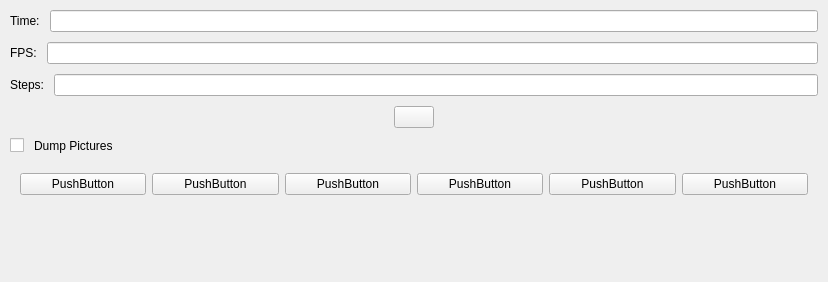
Qt form src/gui/Animate.ui (openscad/openscad) before a commit.
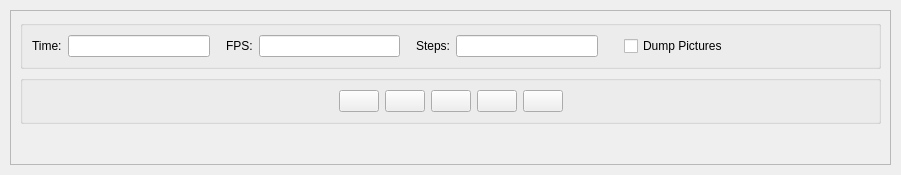
The same form after that commit. Icons and pictures are not drawn.

Commit message: Update animation window layout; Simplify horizontal/vertical switch (fixes  #4899).

The edit to the form file:
```diff
--- a/src/gui/Animate.ui
+++ b/src/gui/Animate.ui
@@ -9,10 +9,16 @@
    <rect>
     <x>0</x>
     <y>0</y>
-    <width>828</width>
-    <height>282</height>
+    <width>901</width>
+    <height>175</height>
    </rect>
   </property>
+  <property name="sizePolicy">
+   <sizepolicy hsizetype="Preferred" vsizetype="Preferred">
+    <horstretch>0</horstretch>
+    <verstretch>0</verstretch>
+   </sizepolicy>
+  </property>
   <property name="windowTitle">
    <string>Animate</string>
   </property>
@@ -39,25 +45,59 @@
     <number>10</number>
    </property>
    <item>
-    <layout class="QFormLayout" name="formLayout_time">
-     <property name="formAlignment">
-      <set>Qt::AlignLeading|Qt::AlignLeft|Qt::AlignVCenter</set>
+    <widget class="QScrollArea" name="scrollArea">
+     <property name="sizePolicy">
+      <sizepolicy hsizetype="Preferred" vsizetype="Preferred">
+       <horstretch>0</horstretch>
+       <verstretch>0</verstretch>
+      </sizepolicy>
      </property>
-     <property name="verticalSpacing">
-      <number>0</number>
+     <property name="horizontalScrollBarPolicy">
+      <enum>Qt::ScrollBarAlwaysOff</enum>
      </property>
-     <item row="0" column="0">
+     <property name="widgetResizable">
+      <bool>true</bool>
+     </property>
+     <widget class="QWidget" name="scrollAreaWidgetContents">
+      <property name="geometry">
+       <rect>
+        <x>0</x>
+        <y>0</y>
+        <width>879</width>
+        <height>148</height>
+       </rect>
+      </property>
+      <property name="sizePolicy">
+       <sizepolicy hsizetype="Preferred" vsizetype="Maximum">
+        <horstretch>0</horstretch>
+        <verstretch>0</verstretch>
+       </sizepolicy>
+      </property>
+      <layout class="QVBoxLayout" name="verticalLayout_2">
+       <item>
+        <widget class="QGroupBox" name="groupBoxParameter">
+         <property name="sizePolicy">
+          <sizepolicy hsizetype="Preferred" vsizetype="Minimum">
+           <horstretch>0</horstretch>
+           <verstretch>0</verstretch>
+          </sizepolicy>
+         </property>
+         <property name="title">
+          <string/>
+         </property>
+         <layout class="QHBoxLayout" name="horizontalLayout">
+          <item>
       <widget class="QLabel" name="label_time">
        <property name="text">
         <string>Time:</string>
        </property>
       </widget>
      </item>
-     <item row="0" column="1">
+          <item>
       <widget class="QLineEdit" name="e_tval">
        <property name="minimumSize">
         <size>
-         <width>20</width>
+              <width>120</width>
          <height>0</height>
         </size>
        </property>
@@ -66,31 +106,34 @@
        </property>
       </widget>
      </item>
-    </layout>
+          <item>
+           <spacer name="horizontalSpacer_1">
+            <property name="orientation">
+             <enum>Qt::Horizontal</enum>
+            </property>
+            <property name="sizeType">
+             <enum>QSizePolicy::Fixed</enum>
+            </property>
+            <property name="sizeHint" stdset="0">
+             <size>
+              <width>10</width>
+              <height>0</height>
+             </size>
+            </property>
+           </spacer>
    </item>
    <item>
-    <layout class="QFormLayout" name="formLayout_fps">
-     <property name="rowWrapPolicy">
-      <enum>QFormLayout::DontWrapRows</enum>
-     </property>
-     <property name="formAlignment">
-      <set>Qt::AlignLeading|Qt::AlignLeft|Qt::AlignVCenter</set>
-     </property>
-     <property name="verticalSpacing">
-      <number>0</number>
-     </property>
-     <item row="0" column="0">
       <widget class="QLabel" name="label_fps">
        <property name="text">
         <string>FPS:</string>
        </property>
       </widget>
      </item>
-     <item row="0" column="1">
+          <item>
       <widget class="QLineEdit" name="e_fps">
        <property name="minimumSize">
         <size>
-         <width>20</width>
+              <width>120</width>
          <height>0</height>
         </size>
        </property>
@@ -99,28 +142,34 @@
        </property>
       </widget>
      </item>
-    </layout>
+          <item>
+           <spacer name="horizontalSpacer_2">
+            <property name="orientation">
+             <enum>Qt::Horizontal</enum>
+            </property>
+            <property name="sizeType">
+             <enum>QSizePolicy::Fixed</enum>
+            </property>
+            <property name="sizeHint" stdset="0">
+             <size>
+              <width>10</width>
+              <height>0</height>
+             </size>
+            </property>
+           </spacer>
    </item>
    <item>
-    <layout class="QFormLayout" name="formLayout_steps">
-     <property name="formAlignment">
-      <set>Qt::AlignLeading|Qt::AlignLeft|Qt::AlignVCenter</set>
-     </property>
-     <property name="verticalSpacing">
-      <number>0</number>
-     </property>
-     <item row="0" column="0">
       <widget class="QLabel" name="label_steps">
        <property name="text">
         <string>Steps:</string>
        </property>
       </widget>
      </item>
-     <item row="0" column="1">
+          <item>
       <widget class="QLineEdit" name="e_fsteps">
        <property name="minimumSize">
         <size>
-         <width>20</width>
+              <width>120</width>
          <height>0</height>
         </size>
        </property>
@@ -129,141 +178,177 @@
        </property>
       </widget>
      </item>
-    </layout>
-   </item>
    <item>
-    <layout class="QHBoxLayout" name="horizontalLayout">
-     <item>
-      <spacer name="horizontalSpacer">
+           <spacer name="horizontalSpacer_3">
        <property name="orientation">
         <enum>Qt::Horizontal</enum>
        </property>
-       <property name="sizeHint" stdset="0">
-        <size>
-         <width>5</width>
-         <height>20</height>
-        </size>
-       </property>
-      </spacer>
-     </item>
-     <item>
-      <widget class="QPushButton" name="pauseButton">
-       <property name="text">
-        <string/>
-       </property>
-       <property name="icon">
-        <iconset resource="../../resources/common.qrc">
-         <normaloff>:/icons/svg-default/animate.svg</normaloff>:/icons/svg-default/animate.svg</iconset>
-       </property>
-      </widget>
-     </item>
-     <item>
-      <spacer name="horizontalSpacer_2">
-       <property name="orientation">
-        <enum>Qt::Horizontal</enum>
-       </property>
+            <property name="sizeType">
+             <enum>QSizePolicy::Fixed</enum>
+            </property>
        <property name="sizeHint" stdset="0">
         <size>
-         <width>5</width>
-         <height>20</height>
+              <width>20</width>
+              <height>0</height>
         </size>
        </property>
       </spacer>
      </item>
-    </layout>
-   </item>
    <item>
-    <layout class="QFormLayout" name="formLayout">
-     <property name="labelAlignment">
-      <set>Qt::AlignRight|Qt::AlignTrailing|Qt::AlignVCenter</set>
-     </property>
-     <property name="formAlignment">
-      <set>Qt::AlignLeading|Qt::AlignLeft|Qt::AlignVCenter</set>
-     </property>
-     <item row="0" column="0">
-      <widget class="QCheckBox" name="e_dump"/>
-     </item>
-     <item row="0" column="1">
-      <widget class="QLabel" name="label">
+           <widget class="QCheckBox" name="e_dump">
        <property name="text">
         <string>Dump Pictures</string>
        </property>
       </widget>
      </item>
-    </layout>
+          <item>
+           <spacer name="horizontalSpacer_4">
+            <property name="orientation">
+             <enum>Qt::Horizontal</enum>
+            </property>
+            <property name="sizeHint" stdset="0">
+             <size>
+              <width>40</width>
+              <height>0</height>
+             </size>
+            </property>
+           </spacer>
+          </item>
+         </layout>
+        </widget>
    </item>
    <item>
-    <widget class="QWidget" name="vcr_controls" native="true">
-     <layout class="QHBoxLayout" name="horizontalLayout_VCR">
-      <property name="leftMargin">
-       <number>10</number>
-      </property>
-      <property name="topMargin">
-       <number>10</number>
-      </property>
-      <property name="rightMargin">
-       <number>10</number>
-      </property>
-      <property name="bottomMargin">
-       <number>10</number>
-      </property>
+        <widget class="QGroupBox" name="groupBoxButtons">
+         <property name="sizePolicy">
+          <sizepolicy hsizetype="Preferred" vsizetype="Minimum">
+           <horstretch>0</horstretch>
+           <verstretch>0</verstretch>
+          </sizepolicy>
+         </property>
+         <property name="title">
+          <string/>
+         </property>
+         <layout class="QHBoxLayout" name="horizontalLayout_2">
+          <item>
+           <spacer name="horizontalSpacer">
+            <property name="orientation">
+             <enum>Qt::Horizontal</enum>
+            </property>
+            <property name="sizeHint" stdset="0">
+             <size>
+              <width>40</width>
+              <height>20</height>
+             </size>
+            </property>
+           </spacer>
+          </item>
       <item>
        <widget class="QPushButton" name="pushButton_MoveToBeginning">
         <property name="text">
-         <string>PushButton</string>
+             <string/>
+            </property>
+            <property name="icon">
+             <iconset resource="../../resources/common.qrc">
+              <normaloff>:/icons/svg-default/vcr-control-start.svg</normaloff>:/icons/svg-default/vcr-control-start.svg</iconset>
+            </property>
+            <property name="iconSize">
+             <size>
+              <width>32</width>
+              <height>32</height>
+             </size>
         </property>
        </widget>
       </item>
       <item>
        <widget class="QPushButton" name="pushButton_StepBack">
         <property name="text">
-         <string>PushButton</string>
-        </property>
-       </widget>
-      </item>
-      <item>
-       <widget class="QPushButton" name="pushButton_Resume">
-        <property name="text">
-         <string>PushButton</string>
-        </property>
+             <string/>
+            </property>
+            <property name="icon">
+             <iconset resource="../../resources/common.qrc">
+              <normaloff>:/icons/svg-default/vcr-control-step-back.svg</normaloff>:/icons/svg-default/vcr-control-step-back.svg</iconset>
+            </property>
+            <property name="iconSize">
+             <size>
+              <width>32</width>
+              <height>32</height>
+             </size>
+            </property>
        </widget>
       </item>
       <item>
-       <widget class="QPushButton" name="pushButton_Pause">
+           <widget class="QPushButton" name="pauseButton">
         <property name="text">
-         <string>PushButton</string>
+             <string/>
+            </property>
+            <property name="icon">
+             <iconset resource="../../resources/common.qrc">
+              <normaloff>:/icons/svg-default/animate.svg</normaloff>:/icons/svg-default/animate.svg</iconset>
+            </property>
+            <property name="iconSize">
+             <size>
+              <width>32</width>
+              <height>32</height>
+             </size>
         </property>
        </widget>
       </item>
       <item>
        <widget class="QPushButton" name="pushButton_StepForward">
         <property name="text">
-         <string>PushButton</string>
+             <string/>
+            </property>
+            <property name="icon">
+             <iconset resource="../../resources/common.qrc">
+              <normaloff>:/icons/svg-default/vcr-control-step-forward.svg</normaloff>:/icons/svg-default/vcr-control-step-forward.svg</iconset>
+            </property>
+            <property name="iconSize">
+             <size>
+              <width>32</width>
+              <height>32</height>
+             </size>
         </property>
        </widget>
       </item>
       <item>
        <widget class="QPushButton" name="pushButton_MoveToEnd">
         <property name="text">
-         <string>PushButton</string>
-        </property>
-       </widget>
-      </item>
-     </layout>
+             <string/>
+            </property>
+            <property name="icon">
+             <iconset resource="../../resources/common.qrc">
+              <normaloff>:/icons/svg-default/vcr-control-end.svg</normaloff>:/icons/svg-default/vcr-control-end.svg</iconset>
+            </property>
+            <property name="iconSize">
+             <size>
+              <width>32</width>
+              <height>32</height>
+             </size>
+            </property>
+            <property name="flat">
+             <bool>false</bool>
+            </property>
     </widget>
    </item>
    <item>
-    <spacer name="verticalSpacer">
+           <spacer name="horizontalSpacer_5">
      <property name="orientation">
-      <enum>Qt::Vertical</enum>
+             <enum>Qt::Horizontal</enum>
      </property>
      <property name="sizeHint" stdset="0">
       <size>
-       <width>0</width>
-       <height>0</height>
+              <width>40</width>
+              <height>20</height>
       </size>
      </property>
     </spacer>
+          </item>
+         </layout>
+        </widget>
+       </item>
+      </layout>
+     </widget>
+    </widget>
    </item>
   </layout>
   <action name="actionRowSelected">
```
Lines whose indentation alone changed are shown as unchanged. The commit also changes 2 other files.
